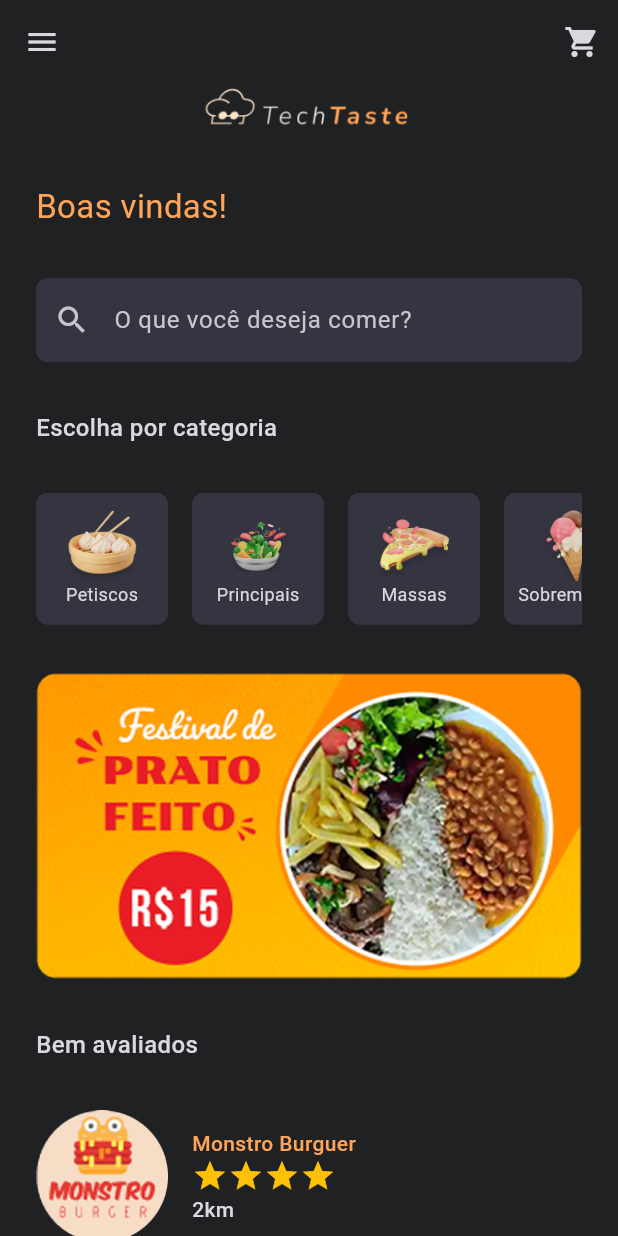
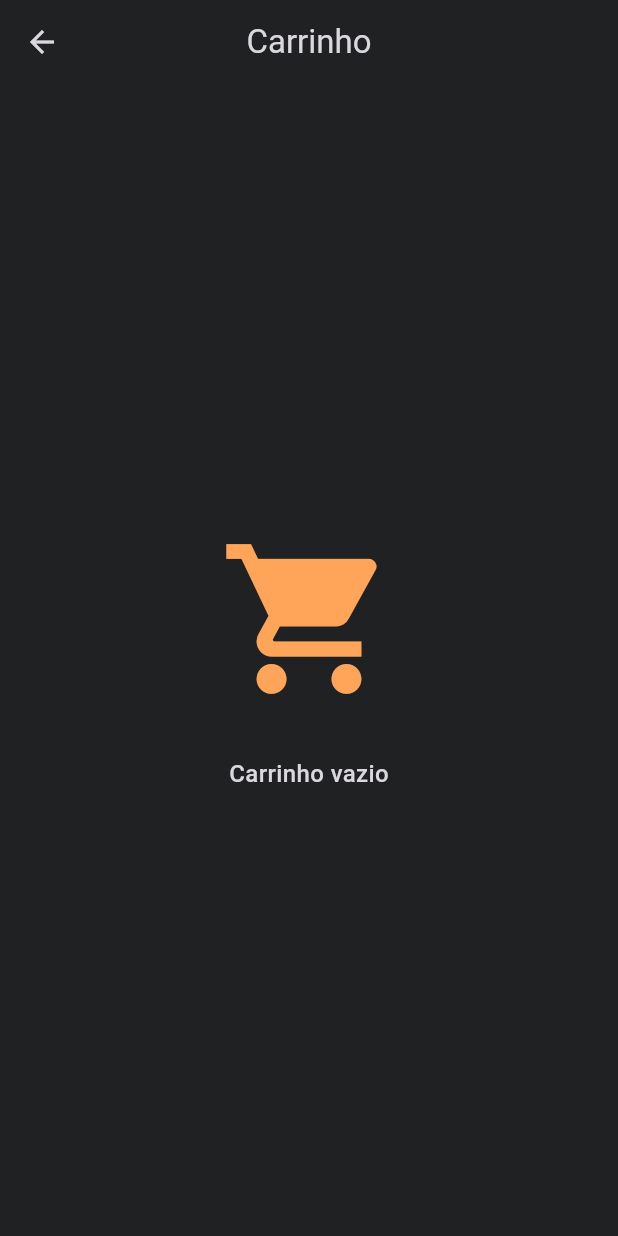
Before and after one commit to karoldm/techtaste, a Flutter app: the screen it shows after launch, after a tap on "Bora!", after a tap on the "shopping cart" icon, on a phone screen of 412 x 824 dp. Run offline on Flutter 3.47's test engine with Material 3 defaults, Android fonts, the phone set to English and light mode, and no system bars; our stand-ins replace badges.

Commit message:
feat: checkout screen and cart

```diff
--- a/lib/main.dart
+++ b/lib/main.dart
@@ -3,8 +3,12 @@ import 'package:provider/provider.dart';
 import 'package:techtaste/data/restaurants_data.dart';
 import 'package:techtaste/model/restaurant.dart';
 import 'package:techtaste/ui/_core/app_theme.dart';
+import 'package:techtaste/ui/checkout/checkout_screen.dart';
 import 'package:techtaste/ui/home/home_screen.dart';
+import 'package:techtaste/ui/restaurant/restaurant_screen.dart';
 import 'package:techtaste/ui/splash/splash_screen.dart';
+
+import 'ui/_core/cart_provider.dart';
 
 void main() async {
   WidgetsFlutterBinding.ensureInitialized();
@@ -16,6 +20,9 @@ void main() async {
     ChangeNotifierProvider<RestaurantsData>(
       create: (context) => restaurantsData,
     ),
+    ChangeNotifierProvider<CartProvider>(
+      create: (context) => CartProvider(),
+    )
   ], child: const MyApp()));
 }
 
@@ -25,11 +32,16 @@ class MyApp extends StatelessWidget {
   @override
   Widget build(BuildContext context) {
     return MaterialApp(
+      debugShowCheckedModeBanner: false,
       title: 'Tech Taste',
       theme: AppTheme.appTheme,
       home: const SplashScreen(),
       routes: {
         "/home": (context) => const HomeScreen(),
+        "/restaurant": (context) => RestaurantScreen(
+              restaurant: ModalRoute.of(context)!.settings.arguments as Restaurant,
+            ),
+        "/checkout": (context) => CheckoutScreen(),
       },
     );
   }
--- /dev/null
+++ b/lib/model/dish.dart
@@ -0,0 +1,41 @@
+
+class Dish {
+  final String id;
+  final String name;
+  final String description;
+  final num price;
+  final String imagePath;
+
+  Dish({
+    required this.id,
+    required this.name,
+    required this.description,
+    required this.price,
+    required this.imagePath,
+  });
+
+  factory Dish.fromMap(Map<String, dynamic> json) {
+    return Dish(
+      id: json['id'],
+      name: json['name'],
+      description: json['description'],
+      price: json['price'].toDouble(),
+      imagePath: json['imagePath'],
+    );
+  }
+
+  Map<String, dynamic> toMap() {
+    return {
+      'id': id,
+      'name': name,
+      'description': description,
+      'price': price,
+      'imagePath': imagePath,
+    };
+  }
+
+  @override
+  String toString() {
+    return 'Dish{name: $name, description: $description, price: $price, imagePath: $imagePath}';
+  }
+}
--- a/lib/model/restaurant.dart
+++ b/lib/model/restaurant.dart
@@ -1,3 +1,5 @@
+import 'package:techtaste/model/dish.dart';
+
 class Restaurant {
   final String id;
   final String imagePath;
@@ -6,6 +8,7 @@ class Restaurant {
   final double stars;
   final int distance;
   final List<String> categories;
+  final List<Dish> dishes;
 
   const Restaurant({
     required this.id,
@@ -15,6 +18,7 @@ class Restaurant {
     required this.stars,
     required this.distance,
     required this.categories,
+    required this.dishes,
   });
 
   Map<String, dynamic> toMap(){
@@ -26,6 +30,7 @@ class Restaurant {
       'stars': stars,
       'distance': distance,
       'categories': categories,
+      'dishes': dishes.map((dish) => dish.toMap()).toList(),
     };
   }
 
@@ -38,6 +43,7 @@ class Restaurant {
       stars: (map['stars'] as num).toDouble(),
       distance: map['distance'] as int,
       categories: List<String>.from(map['categories']),
+      dishes: List.from(map['dishes'].map((dish) => Dish.fromMap(dish))),
     );
   }
 
--- /dev/null
+++ b/lib/ui/_core/cart_provider.dart
@@ -0,0 +1,45 @@
+
+import 'package:flutter/material.dart';
+import 'package:techtaste/model/dish.dart';
+
+class CartProvider extends ChangeNotifier {
+  final List<Dish> cartDishes = [];
+
+  void addAll(List<Dish> dishes) {
+    cartDishes.addAll(dishes);
+    notifyListeners();
+  }
+
+  void add(Dish dish) {
+    cartDishes.add(dish);
+    notifyListeners();
+  }
+
+  void remove(Dish dish) {
+    cartDishes.remove(dish);
+    notifyListeners();
+  }
+
+  void clear() {
+    cartDishes.clear();
+    notifyListeners();
+  }
+
+  Map<Dish, int> get cartDishesMap {
+    Map<Dish, int> map = {};
+
+    for (var dish in cartDishes) {
+      map[dish] = (map[dish] ?? 0) + 1;
+    }
+
+    return map;
+  }
+
+  double get totalPrice {
+    double total = 0;
+    for (var dish in cartDishes) {
+      total += dish.price;
+    }
+    return total;
+  }
+}
--- /dev/null
+++ b/lib/ui/_core/widgets/app_bar.dart
@@ -0,0 +1,33 @@
+
+import 'package:flutter/material.dart';
+import 'package:provider/provider.dart';
+import 'package:techtaste/ui/_core/app_fonts.dart';
+import 'package:techtaste/ui/_core/cart_provider.dart';
+import 'package:badges/badges.dart' as badges;
+
+AppBar getAppBar({
+  required BuildContext context,
+  String? title,
+  Widget? leading,
+}) {
+  CartProvider cartProvider = Provider.of<CartProvider>(context);
+
+  return AppBar(
+    title: Text(title ?? '', style: AppFonts.titleLarge),
+    centerTitle: true,
+    actions: [
+      badges.Badge(
+        showBadge: cartProvider.cartDishes.isNotEmpty,
+        badgeContent: Text(
+          cartProvider.cartDishes.length.toString(),
+          style: AppFonts.labelSmall,
+        ),
+        position: badges.BadgePosition.topEnd(top: 0, end: 4),
+        child: IconButton(onPressed: () {
+          Navigator.pushNamed(context, "/checkout");
+        }, icon: const Icon(Icons.shopping_cart)),
+      )
+    ],
+    leading: leading,
+  );
+}
--- /dev/null
+++ b/lib/ui/checkout/checkout_screen.dart
@@ -0,0 +1,108 @@
+
+import 'package:flutter/material.dart';
+import 'package:provider/provider.dart';
+import 'package:techtaste/model/dish.dart';
+import 'package:techtaste/ui/_core/app_colors.dart';
+import 'package:techtaste/ui/_core/app_fonts.dart';
+import 'package:techtaste/ui/_core/cart_provider.dart';
+
+class CheckoutScreen extends StatelessWidget {
+  const CheckoutScreen({super.key});
+
+  @override
+  Widget build(BuildContext context) {
+    CartProvider cartProvider = Provider.of<CartProvider>(context);
+
+    if(cartProvider.cartDishesMap.isEmpty) {
+      return Scaffold(
+        appBar: AppBar(
+          title: Text("Carrinho", style: AppFonts.titleLarge),
+          centerTitle: true,
+        ),
+        body: Center(
+          child: Column(
+            mainAxisAlignment: MainAxisAlignment.center,
+            crossAxisAlignment: CrossAxisAlignment.center,
+            spacing: 32,
+            children: [
+              const Icon(Icons.shopping_cart, size: 120, color: AppColors.primaryMediumColor),
+              Text("Carrinho vazio", style: AppFonts.titleMedium),
+            ],
+          )
+        ),
+      );
+    }
+
+    return Scaffold(
+      appBar: AppBar(
+        title: Text("Carrinho", style: AppFonts.titleLarge),
+        actions: [
+          TextButton(onPressed: () {
+            cartProvider.clear();
+          }, child: Text("limpar", style: AppFonts.labelMedium)),
+        ],
+        centerTitle: true,
+      ),
+      body: Padding(
+          padding: const EdgeInsets.symmetric(horizontal: 16),
+          child: Column(
+            spacing: 16,
+            crossAxisAlignment: CrossAxisAlignment.stretch,
+            children: [
+              Text(
+                "Pedidos",
+                style: AppFonts.titleMedium.copyWith(color: AppColors.primaryMediumColor),
+                textAlign: TextAlign.start,
+              ),
+              Expanded(
+                child: ListView.separated(
+                  itemBuilder: (context, index) {
+                    Dish dish = cartProvider.cartDishesMap.keys.elementAt(index);
+                    return ListTile(
+                      contentPadding: const EdgeInsets.all(0.0),
+                      leading: Image.asset(
+                        "assets/${dish.imagePath}",
+                        errorBuilder: (context, error, stackTrace) =>
+                          Image.asset("assets/dishes/default.png"),
+                      ),
+                      title: Text(dish.name, style: AppFonts.bodySmall),
+                      subtitle: Text("R\$ ${dish.price.toStringAsFixed(2)}", style: AppFonts.bodyMedium),
+                      trailing: Row(
+                        mainAxisSize: MainAxisSize.min,
+                        children: [
+                          IconButton(
+                            onPressed: () {
+                              cartProvider.remove(dish);
+                            },
+                            icon: const Icon(
+                              Icons.remove_circle,
+                              color: AppColors.primaryMediumColor,
+                            ),
+                          ),
+                          Text(
+                            cartProvider.cartDishesMap[dish].toString(),
+                            style: AppFonts.labelMedium,
+                          ),
+                          IconButton(
+                            onPressed: () {
+                              cartProvider.add(dish);
+                            },
+                            icon: const Icon(
+                              Icons.add_circle,
+                              color: AppColors.primaryMediumColor,
+                            ),
+                          ),
+                        ],
+                      ),
+                    );
+                  },
+                  separatorBuilder: (context, index) => const SizedBox(height: 8),
+                  itemCount: cartProvider.cartDishesMap.keys.length,
+                ),
+              ),
+            ],
+        ),
+      ),
+    );
+  }
+}
--- a/lib/ui/home/home_screen.dart
+++ b/lib/ui/home/home_screen.dart
@@ -5,6 +5,7 @@ import 'package:techtaste/data/categories_data.dart';
 import 'package:techtaste/data/restaurants_data.dart';
 import 'package:techtaste/ui/_core/app_colors.dart';
 import 'package:techtaste/ui/_core/app_fonts.dart';
+import 'package:techtaste/ui/_core/widgets/app_bar.dart';
 import 'package:techtaste/ui/home/widgets/category_widget.dart';
 import 'package:techtaste/ui/home/widgets/restaurant_widget.dart';
 
@@ -17,12 +18,8 @@ class HomeScreen extends StatelessWidget {
     RestaurantsData restaurantsData = Provider.of<RestaurantsData>(context);
 
     return Scaffold(
-      drawer: Drawer(),
-      appBar: AppBar(
-        actions: [
-          IconButton(icon: const Icon(Icons.shopping_cart), onPressed: (){}),
-        ],
-      ),
+      drawer: const Drawer(),
+      appBar: getAppBar(context: context),
       body: Padding(
         padding: const EdgeInsets.symmetric(horizontal: 24.0),
         child: SingleChildScrollView(
@@ -36,7 +33,7 @@ class HomeScreen extends StatelessWidget {
               const TextField(
                 decoration: InputDecoration(
                   hintText: "O que você deseja comer?",
-                  prefixIcon: const Icon(Icons.search),
+                  prefixIcon: Icon(Icons.search),
                 ),
               ),
               Text("Escolha por categoria", style: AppFonts.titleMedium),
@@ -63,7 +60,7 @@ class HomeScreen extends StatelessWidget {
                   ),
                 ),
               ),
-              SizedBox(height: 64),
+              const SizedBox(height: 64),
             ],
           ),
         ),
--- a/lib/ui/home/widgets/restaurant_widget.dart
+++ b/lib/ui/home/widgets/restaurant_widget.dart
@@ -14,7 +14,11 @@ class RestaurantWidget extends StatelessWidget {
 
   @override
   Widget build(BuildContext context) {
-    return Row(
+    return InkWell(
+        onTap: () {
+          Navigator.pushNamed(context, '/restaurant', arguments: restaurant);
+        },
+        child: Row(
         spacing: 16,
         children: [
           Image.asset("assets/${restaurant.imagePath}",
@@ -35,6 +39,7 @@ class RestaurantWidget extends StatelessWidget {
             ],
           ),
         ],
+      ),
     );
   }
 }
--- a/pubspec.yaml
+++ b/pubspec.yaml
@@ -15,6 +15,7 @@ dependencies:
 
   cupertino_icons: ^1.0.8
   provider: ^6.1.4
+  badges: ^3.1.2
 
 dev_dependencies:
   flutter_test:
```
Also changed, not shown: lib/ui/restaurant/restaurant_screen.dart (added, +62 -0 lines), pubspec.lock. Lines whose indentation alone changed are shown as unchanged.
